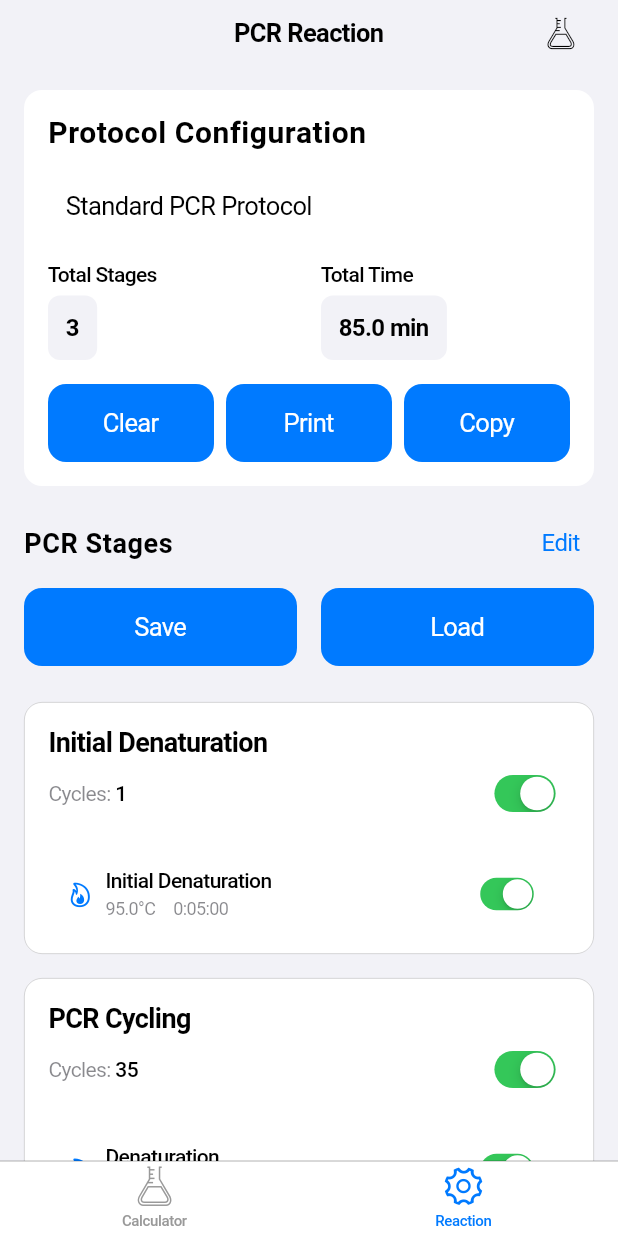
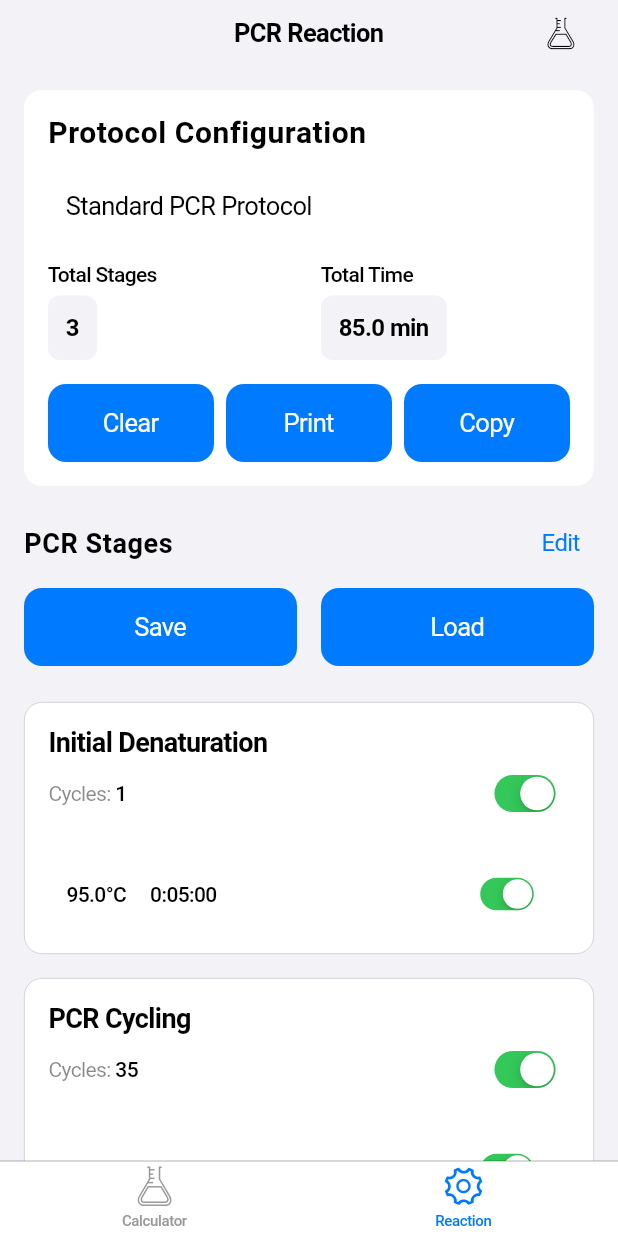
Before and after one commit to alextu870719/Lab-Studio, a Flutter app: the screen it shows after launch, item 2 of the bottom bar chosen, on a phone screen of 412 x 824 dp. Run offline on Flutter 3.47's test engine with Material 3 defaults, Android fonts, the phone set to English and light mode, and no system bars; our stand-ins replace printing, shared_preferences.

Commit message:
簡化 Reaction 頁面 Step 卡片顯示，移除步驟名稱和圖示，只保留溫度和時間信息

```diff
--- a/lib/main.dart
+++ b/lib/main.dart
@@ -3296,60 +3296,16 @@ class _PcrReactionPageState extends State<PcrReactionPage> {
       ),
       child: Row(
         children: [
-          // Step 圖示
-          Icon(
-            step.icon,
-            color: step.isEnabled
-                ? CupertinoColors.systemBlue
-                : CupertinoColors.systemGrey,
-            size: 18,
-          ),
-          const SizedBox(width: 8),
-          // Step 內容
+          // Step 內容 - 簡化版，只顯示溫度和時間（移除圖示）
           Expanded(
-            child: Column(
-              crossAxisAlignment: CrossAxisAlignment.start,
-              children: [
-                if (_isEditMode)
-                  CupertinoTextField(
-                    controller: step.nameController,
-                    style: TextStyle(
-                      fontSize: 14,
-                      fontWeight: FontWeight.w500,
-                      color: widget.isDarkMode ? CupertinoColors.white : CupertinoColors.black,
-                    ),
-                    decoration: BoxDecoration(
-                      color: widget.isDarkMode
-                          ? CupertinoColors.systemGrey6.darkColor
-                          : CupertinoColors.systemBackground,
-                      borderRadius: BorderRadius.circular(6.0),
-                    ),
-                    padding: const EdgeInsets.symmetric(vertical: 4.0, horizontal: 8.0),
-                    // 移除 onChanged 中的 setState，避免輸入時重建導致失焦
-                    // onChanged: (value) {
-                    //   step.name = value;
-                    // },
-                  )
-                else
-                  Text(
-                    step.nameController.text,
-                    style: TextStyle(
-                      fontSize: 14,
-                      fontWeight: FontWeight.w500,
-                      color: step.isEnabled
-                          ? (widget.isDarkMode ? CupertinoColors.white : CupertinoColors.black)
-                          : CupertinoColors.systemGrey,
-                    ),
-                  ),
-                const SizedBox(height: 4),
-                Row(
+            child: Row(
               children: [
                 // 溫度
                 if (_isEditMode)
                   Flexible(
                     flex: 1,
                     child: Container(
-                          constraints: const BoxConstraints(maxWidth: 70),
+                      constraints: const BoxConstraints(maxWidth: 80),
                       child: CupertinoTextField(
                         controller: step.tempController,
                         keyboardType: TextInputType.number,
@@ -3360,17 +3316,18 @@ class _PcrReactionPageState extends State<PcrReactionPage> {
                           FocusScope.of(context).nextFocus();
                         },
                         style: TextStyle(
-                              fontSize: 12,
+                          fontSize: 14,
+                          fontWeight: FontWeight.w500,
                           color: widget.isDarkMode ? CupertinoColors.white : CupertinoColors.black,
                         ),
                         decoration: BoxDecoration(
                           color: widget.isDarkMode
                               ? CupertinoColors.systemGrey6.darkColor
                               : CupertinoColors.systemBackground,
-                              borderRadius: BorderRadius.circular(4.0),
-                            ),
-                            padding: const EdgeInsets.symmetric(vertical: 2.0, horizontal: 6.0),
-                            suffix: Text('°C', style: TextStyle(fontSize: 10, color: widget.isDarkMode ? CupertinoColors.systemGrey2 : CupertinoColors.secondaryLabel)),
+                          borderRadius: BorderRadius.circular(6.0),
+                        ),
+                        padding: const EdgeInsets.symmetric(vertical: 6.0, horizontal: 8.0),
+                        suffix: Text('°C', style: TextStyle(fontSize: 12, color: widget.isDarkMode ? CupertinoColors.systemGrey2 : CupertinoColors.secondaryLabel)),
                         // 移除 onChanged 中的 setState，避免輸入時重建導致失焦
                         // onChanged: (value) => setState(() {}),
                       ),
@@ -3380,17 +3337,20 @@ class _PcrReactionPageState extends State<PcrReactionPage> {
                   Text(
                     '${step.tempController.text}°C',
                     style: TextStyle(
-                          fontSize: 12,
-                          color: widget.isDarkMode ? CupertinoColors.systemGrey2 : CupertinoColors.secondaryLabel,
-                        ),
-                      ),
-                    const SizedBox(width: 12),
+                      fontSize: 14,
+                      fontWeight: FontWeight.w500,
+                      color: step.isEnabled
+                          ? (widget.isDarkMode ? CupertinoColors.white : CupertinoColors.black)
+                          : CupertinoColors.systemGrey,
+                    ),
+                  ),
+                const SizedBox(width: 16),
                 // 時間
                 if (_isEditMode)
                   Flexible(
                     flex: 1,
                     child: Container(
-                          constraints: const BoxConstraints(maxWidth: 90),
+                      constraints: const BoxConstraints(maxWidth: 100),
                       child: CupertinoTextField(
                         controller: step.timeController,
                         keyboardType: TextInputType.number,
@@ -3409,16 +3369,17 @@ class _PcrReactionPageState extends State<PcrReactionPage> {
                           );
                         },
                         style: TextStyle(
-                              fontSize: 12,
+                          fontSize: 14,
+                          fontWeight: FontWeight.w500,
                           color: widget.isDarkMode ? CupertinoColors.white : CupertinoColors.black,
                         ),
                         decoration: BoxDecoration(
                           color: widget.isDarkMode
                               ? CupertinoColors.systemGrey6.darkColor
                               : CupertinoColors.systemBackground,
-                              borderRadius: BorderRadius.circular(4.0),
-                            ),
-                            padding: const EdgeInsets.symmetric(vertical: 2.0, horizontal: 6.0),
+                          borderRadius: BorderRadius.circular(6.0),
+                        ),
+                        padding: const EdgeInsets.symmetric(vertical: 6.0, horizontal: 8.0),
                         // 移除 onChanged 中的 setState，避免輸入時重建導致失焦
                         // onChanged: (value) => setState(() {}),
                       ),
@@ -3428,11 +3389,12 @@ class _PcrReactionPageState extends State<PcrReactionPage> {
                   Text(
                     _formatTime(TimeInputFormatter.parseTimeToSeconds(step.timeController.text)),
                     style: TextStyle(
-                          fontSize: 12,
-                          color: widget.isDarkMode ? CupertinoColors.systemGrey2 : CupertinoColors.secondaryLabel,
-                        ),
-                      ),
-                  ],
+                      fontSize: 14,
+                      fontWeight: FontWeight.w500,
+                      color: step.isEnabled
+                          ? (widget.isDarkMode ? CupertinoColors.white : CupertinoColors.black)
+                          : CupertinoColors.systemGrey,
+                    ),
                   ),
               ],
             ),
```
Lines whose indentation alone changed are shown as unchanged.
